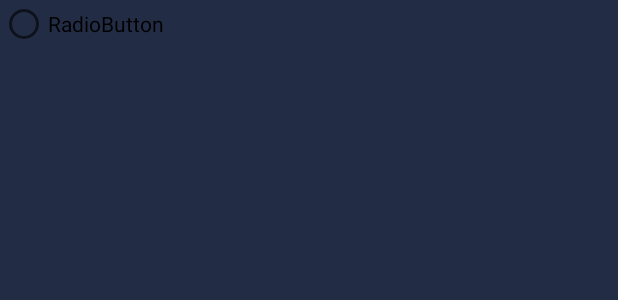
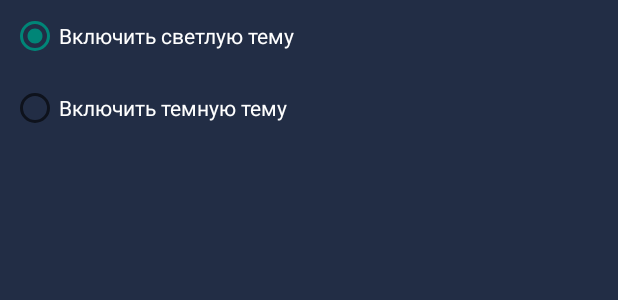
Before and after one commit to SpaceScout/KvantProject, an Android app: the layout choose_theme.xml on its own in the app's theme, with its tools: preview values and no code run, on a phone screen of 412 x 824 dp. Shown: the top 300 px of the screen. Run offline under Robolectric (Android 15) with nearby library versions, the phone set to English and light mode, and no system bars.

Commit message:
settings2

```diff
--- a/app/src/main/res/layout/choose_theme.xml
+++ b/app/src/main/res/layout/choose_theme.xml
@@ -1,17 +1,38 @@
 <?xml version="1.0" encoding="utf-8"?>
 <androidx.constraintlayout.widget.ConstraintLayout
     xmlns:android="http://schemas.android.com/apk/res/android"
+    xmlns:app="http://schemas.android.com/apk/res-auto"
     xmlns:tools="http://schemas.android.com/tools"
     android:layout_width="match_parent"
     android:layout_height="match_parent"
     android:background="@color/dark"
     tools:context=".ChooseTheme">
 
-    <RadioButton
-        android:id="@+id/radioButton"
-        android:layout_width="wrap_content"
-        android:layout_height="wrap_content"
-        android:text="RadioButton"
-        tools:layout_editor_absoluteX="45dp"
-        tools:layout_editor_absoluteY="53dp" />
+    <RadioGroup
+        android:layout_width="398dp"
+        android:layout_height="96dp"
+        app:layout_constraintEnd_toEndOf="parent"
+        app:layout_constraintStart_toStartOf="parent"
+        app:layout_constraintTop_toTopOf="parent">
+
+        <RadioButton
+            android:id="@+id/light_theme"
+            android:layout_width="match_parent"
+            android:layout_height="wrap_content"
+            android:checked="true"
+            android:minHeight="48dp"
+            android:text="@string/lightOn"
+            android:textColor="@color/white"
+            tools:ignore="TouchTargetSizeCheck,TouchTargetSizeCheck" />
+
+        <RadioButton
+            android:id="@+id/dark_theme"
+            android:layout_width="match_parent"
+            android:layout_height="wrap_content"
+            android:minHeight="48dp"
+            android:text="@string/darkOn"
+            android:textColor="@color/white" />
+
+    </RadioGroup>
+
 </androidx.constraintlayout.widget.ConstraintLayout>
--- a/app/src/main/res/values/colors.xml
+++ b/app/src/main/res/values/colors.xml
@@ -10,5 +10,6 @@
     <color name="dark">#222d45</color>
     <color name="darkgrey">#808080</color>
     <color name="MilkWhite">#FEFCFF</color>
+    <color name="primaryColor">#2c2c2d</color>
 
 </resources>
--- a/app/src/main/res/values/strings.xml
+++ b/app/src/main/res/values/strings.xml
@@ -11,5 +11,7 @@
     <string name="enter_password">введите пароль</string>
     <string name="chooseTheme">Выбор темы</string>
     <string name="changeOplata">Изменить способ оплаты</string>
+    <string name="lightOn">Включить светлую тему</string>
+    <string name="darkOn">Включить темную тему</string>
 
 </resources>
--- a/app/src/main/res/values/themes.xml
+++ b/app/src/main/res/values/themes.xml
@@ -4,7 +4,7 @@
         <!-- Primary brand color. -->
         <item name="colorPrimary">@color/purple_500</item>
         <item name="colorPrimaryVariant">@color/purple_700</item>
-        <item name="colorOnPrimary">@color/white</item>
+        <item name="colorOnPrimary">@color/MilkWhite</item>
         <!-- Secondary brand color. -->
         <item name="colorSecondary">@color/teal_200</item>
         <item name="colorSecondaryVariant">@color/teal_700</item>
@@ -12,5 +12,8 @@
         <!-- Status bar color. -->
         <item name="android:statusBarColor" tools:targetApi="l">?attr/colorPrimaryVariant</item>
         <!-- Customize your theme here. -->
+        <item name="background">@color/MilkWhite</item>
+        <item name="android:textColor">@color/black</item>
+
     </style>
 </resources>
```
Also changed, not shown: app/src/main/java/com/example/kvantproject/ChooseTheme.java (+19 -1 lines), app/src/main/res/values-night/themes.xml (+5 -3 lines).
